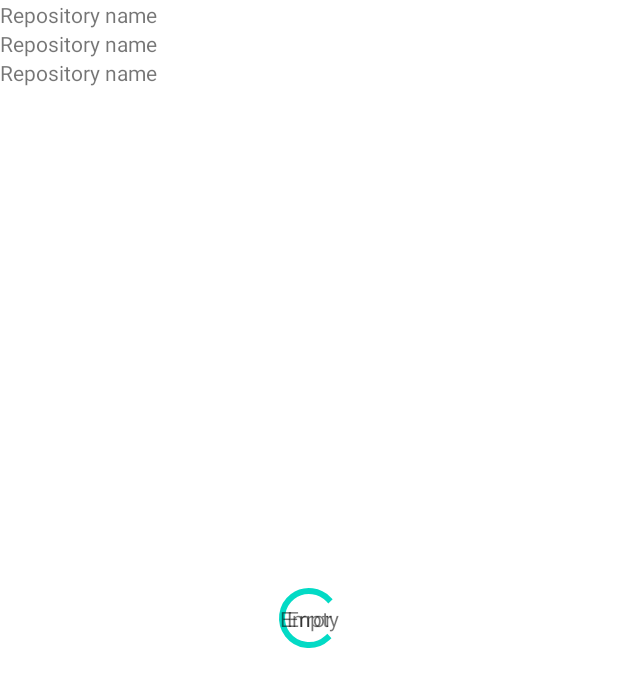
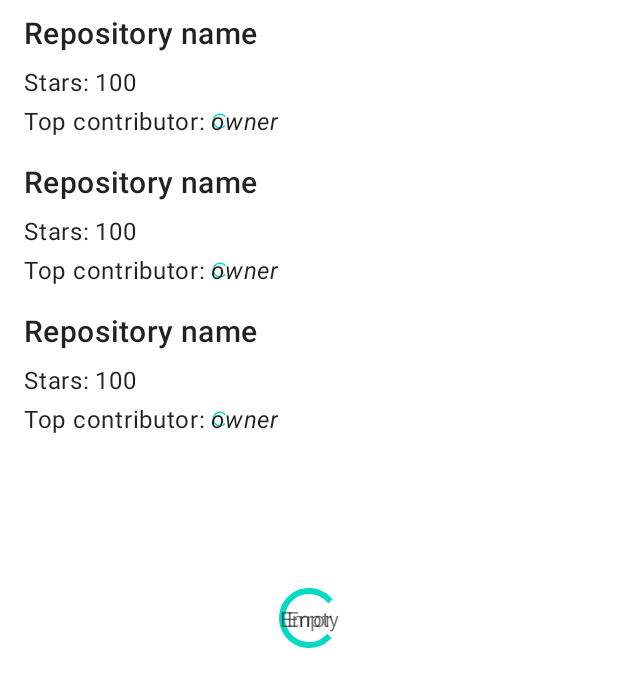
Before and after one commit to scaires/top_100_repos, an Android app: the layout top_repos_list_fragment.xml on its own in the app's theme, with its tools: preview values and no code run, on a phone screen of 412 x 824 dp. Shown: the top 687 px of the screen. Run offline under Robolectric (Android 15) with nearby library versions, the phone set to English and light mode, and no system bars.

Commit message:
Update recyclerview item layout; show stars and top contributor progress.

```diff
--- a/app/src/main/java/com/stevecc/topgithubrepos/reposlist/destinations/ReposListFragment.kt
+++ b/app/src/main/java/com/stevecc/topgithubrepos/reposlist/destinations/ReposListFragment.kt
@@ -145,9 +145,16 @@ private class RepositoryAdapter: RecyclerView.Adapter<RepositoryAdapter.ViewHold
 
         holder.views.repositoryNameLabel.text = repository.full_name
 
-        // TODO: show stars
-        // TODO: show top contributor
-        // TODO: Trigger fetch of top contributor
+        holder.views.repositoryStars.text = "${repository.stargazers_count}"
+        // If no top contributor available, show progress bar
+        if (false) {
+            holder.views.repositoryTopContributor.isVisible = true
+            holder.views.repositoryTopContributorProgress.isVisible = false
+            // TODO: Trigger fetch of top contributor
+        } else {
+            holder.views.repositoryTopContributor.isVisible = false
+            holder.views.repositoryTopContributorProgress.isVisible = true
+        }
     }
 
     override fun getItemCount() = items.size
--- a/app/src/main/res/layout/repository_list_item.xml
+++ b/app/src/main/res/layout/repository_list_item.xml
@@ -1,17 +1,94 @@
 <?xml version="1.0" encoding="utf-8"?>
 <androidx.constraintlayout.widget.ConstraintLayout xmlns:android="http://schemas.android.com/apk/res/android"
+    xmlns:tools="http://schemas.android.com/tools"
+    xmlns:app="http://schemas.android.com/apk/res-auto"
     android:layout_width="match_parent"
     android:layout_height="wrap_content"
-    xmlns:tools="http://schemas.android.com/tools"
-    xmlns:app="http://schemas.android.com/apk/res-auto">
+    android:layout_marginBottom="@dimen/grid_spacing"
+    android:layout_marginEnd="@dimen/grid_margin"
+    android:layout_marginStart="@dimen/grid_margin"
+    android:layout_marginTop="@dimen/grid_spacing">
 
+    <!-- Repository Name -->
     <TextView
         android:id="@+id/repository_name_label"
         android:layout_width="match_parent"
         android:layout_height="wrap_content"
-        app:layout_constraintBottom_toBottomOf="parent"
+        android:textAppearance="?textAppearanceHeadline6"
+        android:layout_marginBottom="@dimen/grid_spacing"
+        app:layout_constraintBottom_toTopOf="@id/repository_stars_label"
         app:layout_constraintEnd_toEndOf="parent"
         app:layout_constraintStart_toStartOf="parent"
         app:layout_constraintTop_toTopOf="parent"
         tools:text="Repository name" />
+
+    <!-- Stars Label -->
+    <TextView
+        android:id="@+id/repository_stars_label"
+        android:layout_width="wrap_content"
+        android:layout_height="wrap_content"
+        android:layout_marginBottom="@dimen/grid_spacing_small"
+        android:textAppearance="?textAppearanceBody1"
+        android:text="@string/repository_item_stars_label"
+        app:layout_constraintHorizontal_chainStyle="packed"
+        app:layout_constraintHorizontal_bias="0"
+        app:layout_constraintBottom_toTopOf="@id/repository_top_contributor_label"
+        app:layout_constraintEnd_toStartOf="@+id/repository_stars"
+        app:layout_constraintStart_toStartOf="parent"
+        app:layout_constraintTop_toBottomOf="@id/repository_name_label" />
+
+    <!-- Stars Value -->
+    <TextView
+        android:id="@+id/repository_stars"
+        android:layout_width="wrap_content"
+        android:layout_height="wrap_content"
+        android:layout_marginStart="@dimen/grid_spacing_small"
+        android:textAppearance="?textAppearanceBody1"
+        app:layout_constraintHorizontal_bias="0"
+        app:layout_constraintBottom_toBottomOf="@id/repository_stars_label"
+        app:layout_constraintEnd_toEndOf="parent"
+        app:layout_constraintStart_toEndOf="@id/repository_stars_label"
+        app:layout_constraintTop_toTopOf="@id/repository_stars_label"
+        tools:text="100" />
+
+    <!-- Top Contributor Label -->
+    <TextView
+        android:id="@+id/repository_top_contributor_label"
+        android:layout_width="wrap_content"
+        android:layout_height="wrap_content"
+        android:text="@string/repository_item_top_contributor_label"
+        android:textAppearance="?textAppearanceBody1"
+        app:layout_constraintHorizontal_bias="0"
+        app:layout_constraintBottom_toBottomOf="parent"
+        app:layout_constraintEnd_toEndOf="parent"
+        app:layout_constraintStart_toStartOf="parent"
+        app:layout_constraintTop_toBottomOf="@id/repository_stars_label" />
+
+    <!-- Top Contributor Progress -->
+    <ProgressBar
+        android:id="@+id/repository_top_contributor_progress"
+        android:layout_width="12dp"
+        android:layout_height="12dp"
+        android:layout_marginStart="@dimen/grid_spacing_small"
+        app:layout_constraintHorizontal_bias="0"
+        app:layout_constraintBottom_toBottomOf="@id/repository_top_contributor_label"
+        app:layout_constraintEnd_toEndOf="parent"
+        app:layout_constraintStart_toEndOf="@id/repository_top_contributor_label"
+        app:layout_constraintTop_toTopOf="@id/repository_top_contributor_label" />
+
+    <!-- Top Contributor  -->
+    <TextView
+        android:id="@+id/repository_top_contributor"
+        android:layout_width="wrap_content"
+        android:layout_height="wrap_content"
+        android:layout_marginStart="@dimen/grid_spacing_small"
+        android:textAppearance="?textAppearanceBody1"
+        android:textStyle="italic"
+        app:layout_constraintHorizontal_bias="0"
+        app:layout_constraintBottom_toBottomOf="@id/repository_top_contributor_label"
+        app:layout_constraintEnd_toEndOf="parent"
+        app:layout_constraintStart_toEndOf="@id/repository_top_contributor_label"
+        app:layout_constraintTop_toTopOf="@id/repository_top_contributor_label"
+        tools:text="owner" />
+
 </androidx.constraintlayout.widget.ConstraintLayout>
--- /dev/null
+++ b/app/src/main/res/values/dimens.xml
@@ -0,0 +1,6 @@
+<?xml version="1.0" encoding="utf-8"?>
+<resources>
+    <dimen name="grid_margin">16dp</dimen>
+    <dimen name="grid_spacing">8dp</dimen>
+    <dimen name="grid_spacing_small">4dp</dimen>
+</resources>
--- a/app/src/main/res/values/strings.xml
+++ b/app/src/main/res/values/strings.xml
@@ -1,4 +1,6 @@
 <resources>
     <string name="app_name">Top GitHub Repos</string>
     <string name="repository_list_empty">No repositories were found</string>
+    <string name="repository_item_stars_label">Stars:</string>
+    <string name="repository_item_top_contributor_label">Top contributor:</string>
 </resources>
```
